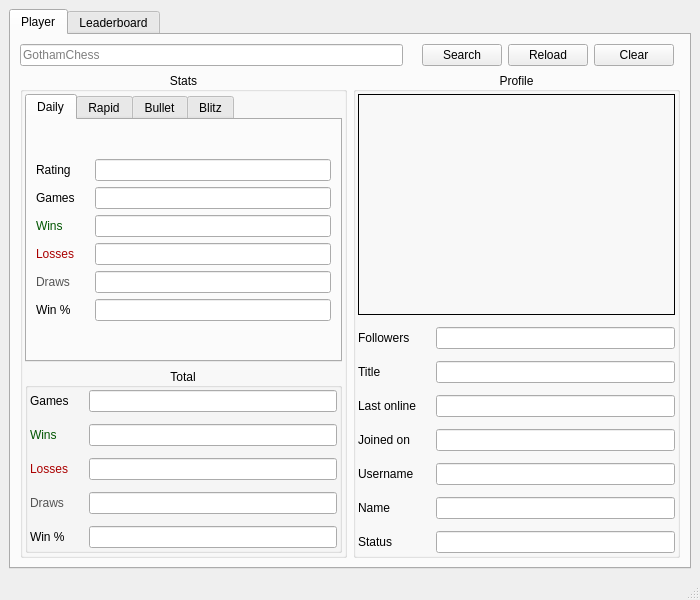
Before: the Qt Designer form src/interface/main_window.ui in afmdiazh/Chess-Dot-Py, drawn with Qt 5.
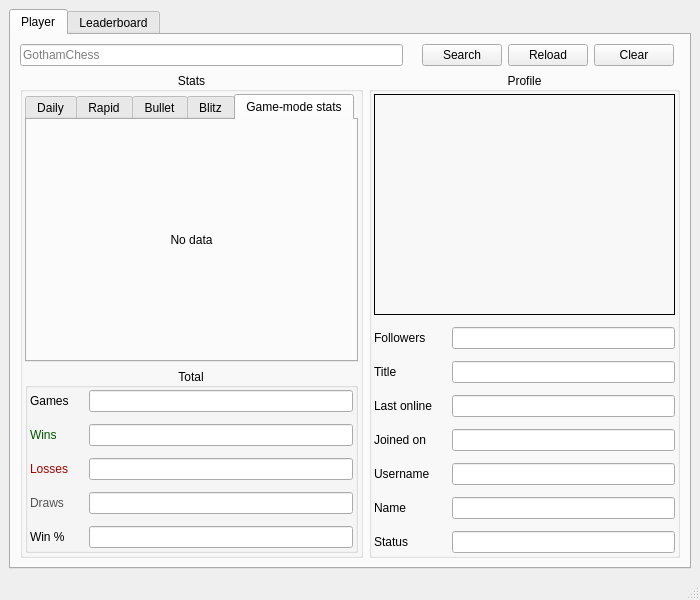
After: the same form once the commit is applied. The open tabs and pages were chosen to show the change. Icons and pictures are not drawn.

Commit message: Implemented "No data" screen for gamemode stats

Patch:
```diff
--- a/src/interface/main_window.ui
+++ b/src/interface/main_window.ui
@@ -382,6 +382,9 @@
                </item>
                <item row="0" column="0">
                 <widget class="QTabWidget" name="tabWidgetSubsection">
+                 <property name="enabled">
+                  <bool>true</bool>
+                 </property>
                  <property name="locale">
                   <locale language="English" country="UnitedStates"/>
                  </property>
@@ -1266,6 +1269,23 @@
                    </item>
                   </layout>
                  </widget>
+                 <widget class="QWidget" name="tab">
+                  <attribute name="title">
+                   <string>Game-mode stats</string>
+                  </attribute>
+                  <layout class="QGridLayout" name="gridLayout_7">
+                   <item row="0" column="0">
+                    <widget class="QLabel" name="labelNoData">
+                     <property name="text">
+                      <string>No data</string>
+                     </property>
+                     <property name="alignment">
+                      <set>Qt::AlignCenter</set>
+                     </property>
+                    </widget>
+                   </item>
+                  </layout>
+                 </widget>
                 </widget>
                </item>
               </layout>
```
The commit also changes 3 other files.
